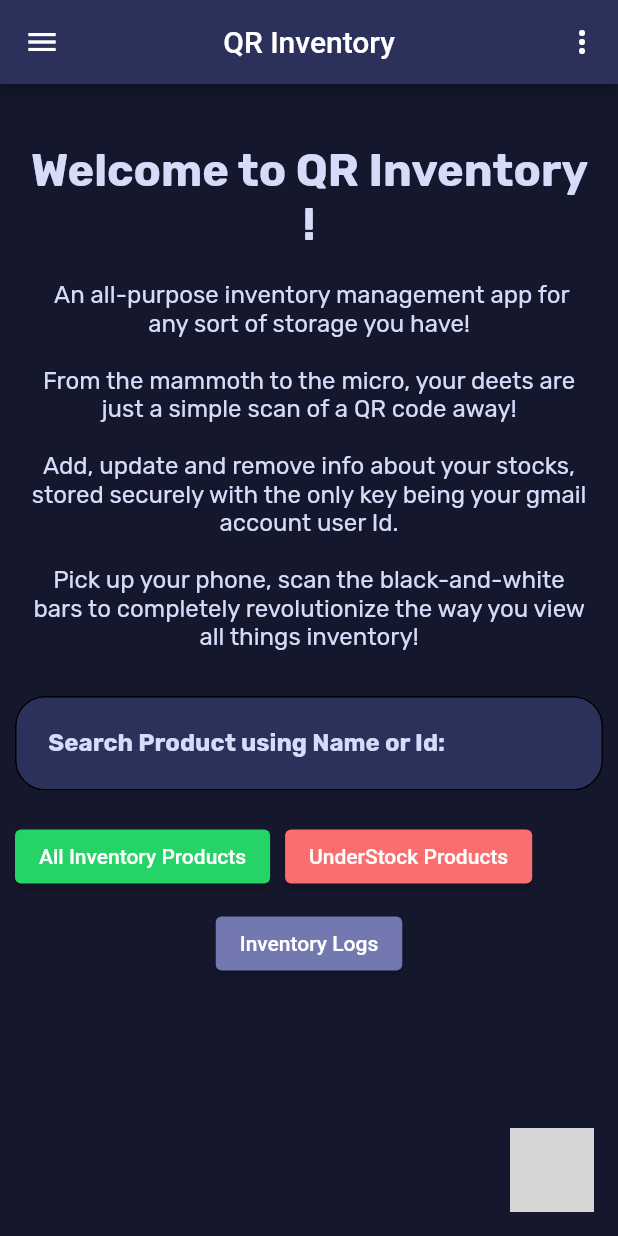
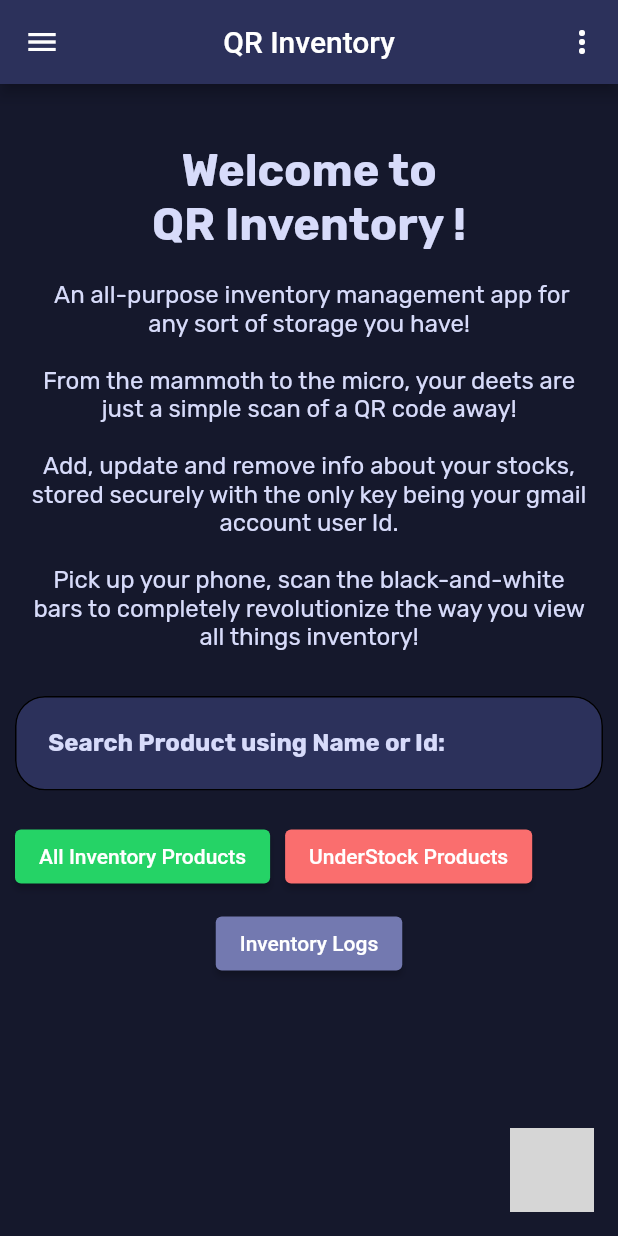
Before and after one commit to Chennai-Sharks/QR-Inventory, a Flutter app: the HomeScreen screen opened directly, on a phone screen of 412 x 824 dp. Run offline on Flutter 3.47's test engine with Material 2 defaults, Android fonts, the phone set to English and light mode, and no system bars; drawn by our look-alikes of flutter_typeahead; our stand-ins replace auto_size_text, firebase_analytics, firebase_auth, firebase_core, flutter_form_builder, flutter_secure_storage and 5 more; missing offline and left inert: fab_circular_menu, qrscan; accounts and stored records are empty; grey boxes are pictures that could not be loaded.

Commit message:
spacing in title

```diff
--- a/app/lib/screens/home_screen.dart
+++ b/app/lib/screens/home_screen.dart
@@ -133,7 +133,7 @@ class _HomeScreenState extends State<HomeScreen> {
                 text: TextSpan(
                   children: [
                     TextSpan(
-                      text: 'Welcome to QR Inventory !',
+                      text: 'Welcome to \nQR Inventory !',
                       style: GoogleFonts.rubik(
                         fontWeight: FontWeight.bold,
                         fontSize: 30,
```
